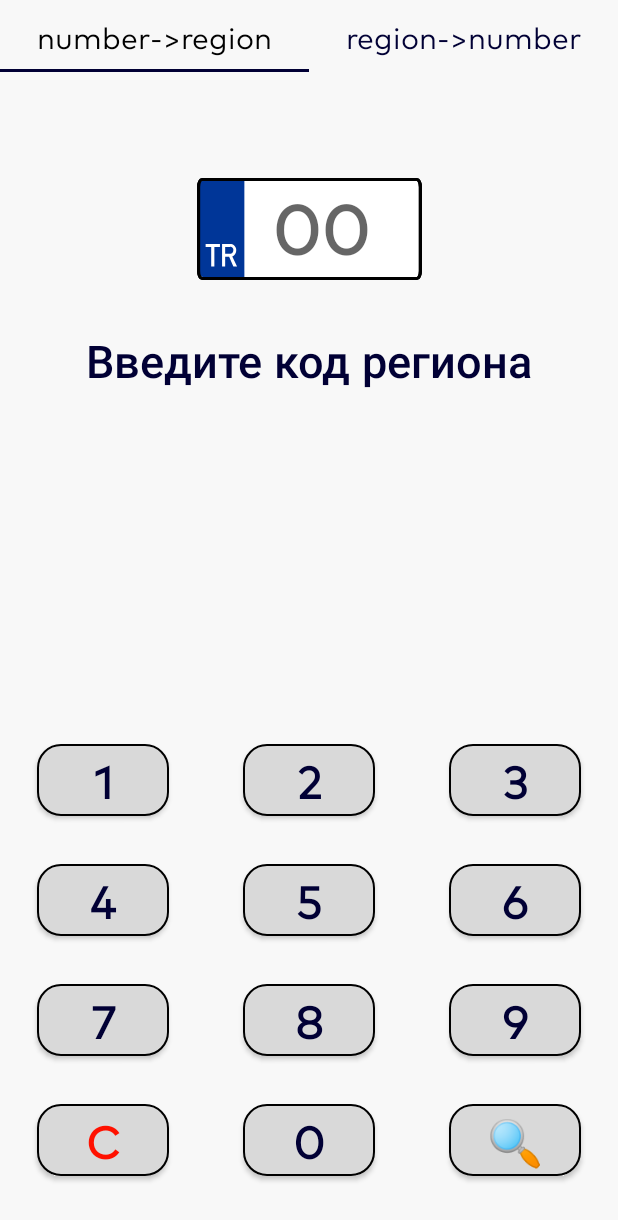
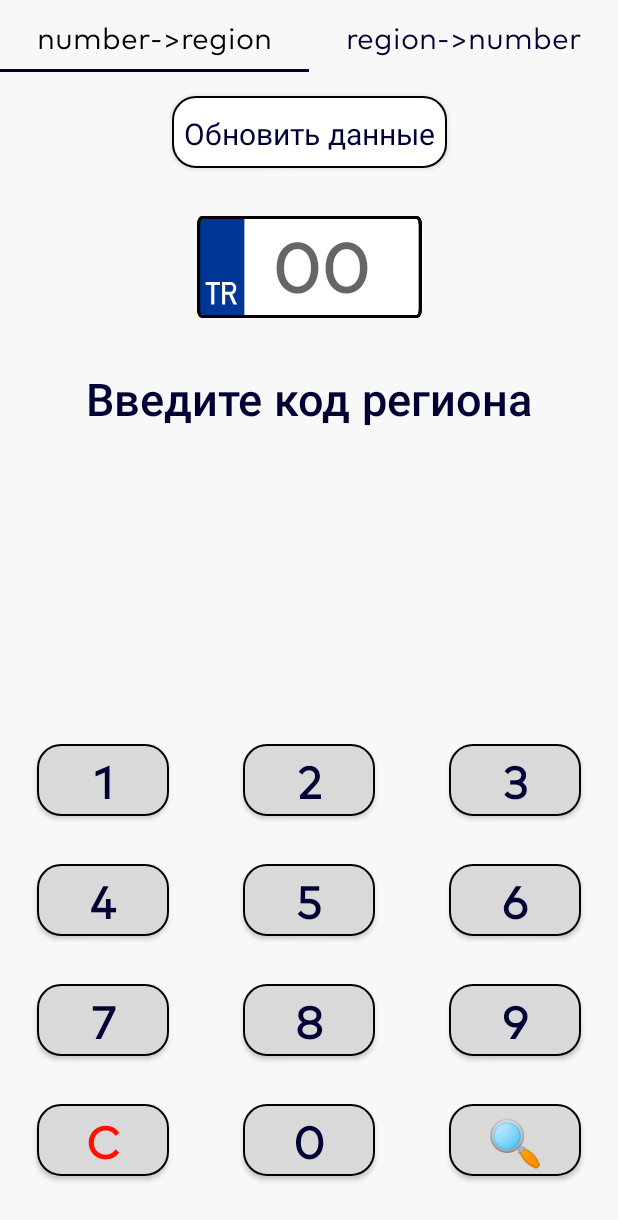
Before and after one commit to adden00/TurkeyCarsRegions, an Android app: the screen it shows after launch (MainActivity), on a phone screen of 412 x 824 dp. Shown: the top 1220 px of the screen. Run offline under Robolectric (Android 15) with nearby library versions, the phone set to English and light mode, and no system bars; our stand-ins replace Dagger/Hilt's generated code, Room's generated code.

Commit message:
added updating from network, fixed design

```diff
--- a/app/src/main/AndroidManifest.xml
+++ b/app/src/main/AndroidManifest.xml
@@ -1,6 +1,8 @@
 <?xml version="1.0" encoding="utf-8"?>
 <manifest xmlns:android="http://schemas.android.com/apk/res/android"
     xmlns:tools="http://schemas.android.com/tools">
+
+    <uses-permission android:name="android.permission.INTERNET" />
 
     <application
         android:name=".app.MainApp"
--- a/app/src/main/java/com/example/turkeyregions/app/Constants.kt
+++ b/app/src/main/java/com/example/turkeyregions/app/Constants.kt
@@ -5,4 +5,5 @@ object Constants {
         "number->region",
         "region->number"
     )
+    const val BASE_URL = "https://raw.githubusercontent.com/adden00/TurkeyCarsRegions/main/"
 }
--- a/app/src/main/java/com/example/turkeyregions/app/di/DataModule.kt
+++ b/app/src/main/java/com/example/turkeyregions/app/di/DataModule.kt
@@ -1,16 +1,20 @@
 package com.example.turkeyregions.app.di
 
 import android.content.Context
+import com.example.turkeyregions.app.Constants
 import com.example.turkeyregions.data.local.RegionDataBase
+import com.example.turkeyregions.data.network.CodesApiClient
 import dagger.Module
 import dagger.Provides
 import dagger.hilt.InstallIn
 import dagger.hilt.android.qualifiers.ApplicationContext
 import dagger.hilt.components.SingletonComponent
+import retrofit2.Retrofit
+import retrofit2.converter.gson.GsonConverterFactory
 import javax.inject.Singleton
 
 @Module
-@InstallIn (SingletonComponent::class)
+@InstallIn(SingletonComponent::class)
 class DataModule {
 
     @Provides
@@ -20,4 +24,12 @@ class DataModule {
     @Provides
     @Singleton
     fun provideDao(database: RegionDataBase) = database.getDao()
+
+    @Provides
+    @Singleton
+    fun provideApiClient() = Retrofit.Builder().baseUrl(Constants.BASE_URL)
+        .addConverterFactory(GsonConverterFactory.create()).build()
+        .create(CodesApiClient::class.java)
+
+
 }
--- a/app/src/main/java/com/example/turkeyregions/app/presentation/ViewModel.kt
+++ b/app/src/main/java/com/example/turkeyregions/app/presentation/ViewModel.kt
@@ -1,20 +1,28 @@
 package com.example.turkeyregions.app.presentation
 
+import android.content.Context
+import android.widget.Toast
 import androidx.lifecycle.MutableLiveData
 import androidx.lifecycle.ViewModel
 import androidx.lifecycle.viewModelScope
 import com.example.turkeyregions.data.local.Dao
 import com.example.turkeyregions.data.local.RegionNumberItem
+import com.example.turkeyregions.data.network.CodeNetworkItem
+import com.example.turkeyregions.data.network.NetworkService
 import dagger.hilt.android.lifecycle.HiltViewModel
 import kotlinx.coroutines.launch
 import javax.inject.Inject
 
 
 @HiltViewModel
-class RegionViewModel @Inject constructor(private val dao: Dao): ViewModel() {
+class RegionViewModel @Inject constructor(
+    private val dao: Dao,
+    private val networkService: NetworkService
+) : ViewModel() {
 
     val currentRegion = MutableLiveData<String>()
     val currentNumbers = MutableLiveData<List<RegionNumberItem>>(listOf())
+    val isLoading = MutableLiveData<Boolean>(false)
     private val allNumbers = MutableLiveData<List<RegionNumberItem>>()
 
     init {
@@ -44,4 +52,31 @@ class RegionViewModel @Inject constructor(private val dao: Dao): ViewModel() {
             allNumbers.postValue(dao.getAllNumbers())
         }
     }
+
+    fun updateRegions(context: Context) {
+        isLoading.value = true
+        viewModelScope.launch {
+            val trCodes = networkService.getAllRegions().toMutableList()
+            val ruCodes = networkService.getAllRuRegions()
+
+            for (i in trCodes.indices) {
+                trCodes[i] = trCodes[i].copy(name = "${trCodes[i].name} (${ruCodes[i].name})")
+            }
+            dao.deleteAllNumbers()
+            trCodes.forEach {
+                dao.insertDynamicRegion(it.toDao())
+            }
+            getAllRegions()
+            isLoading.postValue(false)
+            val message = if (trCodes.size == 0)
+                "Ошибка при загрузке данных!"
+            else
+                "данные обновлены!"
+            Toast.makeText(context, message, Toast.LENGTH_SHORT).show()
+        }
+    }
 }
+
+private fun CodeNetworkItem.toDao(): RegionNumberItem {
+    return RegionNumberItem(this.code, this.name)
+}
--- a/app/src/main/java/com/example/turkeyregions/app/presentation/search_by_code_screen/SearchByCodeFragment.kt
+++ b/app/src/main/java/com/example/turkeyregions/app/presentation/search_by_code_screen/SearchByCodeFragment.kt
@@ -36,6 +36,9 @@ class SearchByCodeFragment : Fragment() {
         viewModel.currentRegion.observe(viewLifecycleOwner) {
             binding.tvRegionName.text = it ?: "Введите код региона"
         }
+        viewModel.isLoading.observe(viewLifecycleOwner) {
+            binding.progressBar.visibility = if (it) View.VISIBLE else View.GONE
+        }
     }
 
     private fun setButtons() {
@@ -51,6 +54,11 @@ class SearchByCodeFragment : Fragment() {
 
         val buttonsList = listOf("1", "2", "3", "4", "5", "6", "7", "8", "9", "C", "0", "🔍")
         buttonsAdapter.submitList(buttonsList)
+
+        binding.btnUpdateAll.setOnClickListener {
+            viewModel.updateRegions(requireContext())
+        }
+
     }
 
     private inner class ButtonListener : ButtonAdapter.Listener {
--- a/app/src/main/java/com/example/turkeyregions/data/local/Dao.kt
+++ b/app/src/main/java/com/example/turkeyregions/data/local/Dao.kt
@@ -1,7 +1,7 @@
 package com.example.turkeyregions.data.local
 
 import androidx.room.Insert
-import androidx.room.OnConflictStrategy.REPLACE
+import androidx.room.OnConflictStrategy.Companion.REPLACE
 import androidx.room.Query
 
 @androidx.room.Dao
@@ -9,6 +9,10 @@ interface Dao {
 
     @Insert(onConflict = REPLACE)
     fun insertRegion(region: RegionNumberItem)
+
+    @Insert(onConflict = REPLACE)
+    suspend fun insertDynamicRegion(region: RegionNumberItem)
+
 
     @Query("SELECT regionName FROM RegionNumberItem WHERE regionNumber is :regionNumber")
     suspend fun getRegionName(regionNumber: String): String
@@ -18,4 +22,7 @@ interface Dao {
 
     @Query("SELECT * FROM RegionNumberItem")
     suspend fun getAllNumbers(): List<RegionNumberItem>
+
+    @Query("DELETE FROM RegionNumberItem")
+    suspend fun deleteAllNumbers()
 }
--- /dev/null
+++ b/app/src/main/java/com/example/turkeyregions/data/network/CodeNetworkItem.kt
@@ -0,0 +1,6 @@
+package com.example.turkeyregions.data.network
+
+data class CodeNetworkItem(
+    val code: String,
+    val name: String
+)
--- /dev/null
+++ b/app/src/main/java/com/example/turkeyregions/data/network/CodesApiClient.kt
@@ -0,0 +1,14 @@
+package com.example.turkeyregions.data.network
+
+import retrofit2.http.GET
+
+
+interface CodesApiClient {
+    @GET("data/regions.json")
+    suspend fun getRegions(): List<CodeNetworkItem>
+
+    @GET("data/translations/ru.json")
+    suspend fun getRuRegions(): List<CodeNetworkItem>
+
+
+}
--- /dev/null
+++ b/app/src/main/res/drawable/update_button_bg.xml
@@ -0,0 +1,10 @@
+<?xml version="1.0" encoding="utf-8"?>
+<shape xmlns:android="http://schemas.android.com/apk/res/android"
+    android:shape="rectangle">
+    <solid android:color="@color/white" />
+    <stroke
+        android:color="@color/black"
+        android:width="1dp" />
+    <corners android:radius="15dp" />
+
+</shape>
--- a/app/src/main/res/layout/fragmemt_search_by_code.xml
+++ b/app/src/main/res/layout/fragmemt_search_by_code.xml
@@ -24,23 +24,22 @@
 
         android:id="@+id/edRegionNumber"
         style="@style/text_header1"
-        android:paddingStart="16dp"
-        android:paddingBottom="5dp"
         android:layout_width="150dp"
         android:layout_height="wrap_content"
+        android:layout_marginTop="32dp"
+        android:autofillHints=""
         android:background="@drawable/code_bg"
+        android:ems="10"
         android:enabled="false"
-        android:ems="10"
         android:gravity="center"
         android:hint="@string/_00"
         android:inputType="number"
         android:maxLength="2"
-        app:layout_constraintBottom_toBottomOf="parent"
+        android:paddingStart="16dp"
+        android:paddingBottom="5dp"
         app:layout_constraintEnd_toEndOf="parent"
         app:layout_constraintStart_toStartOf="parent"
-        app:layout_constraintTop_toTopOf="parent"
-        app:layout_constraintVertical_bias="0.1"
-        android:autofillHints="" />
+        app:layout_constraintTop_toBottomOf="@+id/btnUpdateAll" />
 
     <androidx.recyclerview.widget.RecyclerView
         android:id="@+id/rcButtons"
@@ -51,4 +50,40 @@
         app:layout_constraintEnd_toEndOf="parent"
         app:layout_constraintStart_toStartOf="parent" />
 
+    <Button
+
+        android:id="@+id/btnUpdateAll"
+        style="@style/text_common"
+        android:layout_width="wrap_content"
+        android:layout_height="wrap_content"
+        android:layout_marginTop="16dp"
+        android:background="@drawable/update_button_bg"
+        android:paddingStart="8dp"
+        android:paddingEnd="8dp"
+        android:text="@string/update_data"
+        android:textAllCaps="false"
+        app:layout_constraintEnd_toEndOf="parent"
+        app:layout_constraintStart_toStartOf="parent"
+        app:layout_constraintTop_toTopOf="parent" />
+
+    <androidx.cardview.widget.CardView
+        android:id="@+id/progressBar"
+        android:layout_width="wrap_content"
+        app:cardCornerRadius="10dp"
+        android:background="@color/white"
+        android:layout_height="wrap_content"
+        app:layout_constraintBottom_toBottomOf="parent"
+        app:layout_constraintEnd_toEndOf="parent"
+        app:layout_constraintStart_toStartOf="parent"
+        app:layout_constraintTop_toTopOf="parent">
+
+        <ProgressBar
+            android:layout_margin="10dp"
+            android:id="@+id/pbar"
+            style="?android:attr/progressBarStyle"
+            android:layout_width="wrap_content"
+            android:layout_height="wrap_content" />
+    </androidx.cardview.widget.CardView>
+
+
 </androidx.constraintlayout.widget.ConstraintLayout>
--- a/app/src/main/res/values/strings.xml
+++ b/app/src/main/res/values/strings.xml
@@ -4,4 +4,5 @@
     <string name="type_region">Введите регион</string>
     <string name="_00">00</string>
     <string name="type_code">Введите код региона</string>
+    <string name="update_data">Обновить данные</string>
 </resources>
```
Also changed, not shown: app/build.gradle (+16 -12 lines), app/src/main/java/com/example/turkeyregions/data/network/NetworkService.kt (added, +26 -0 lines).
